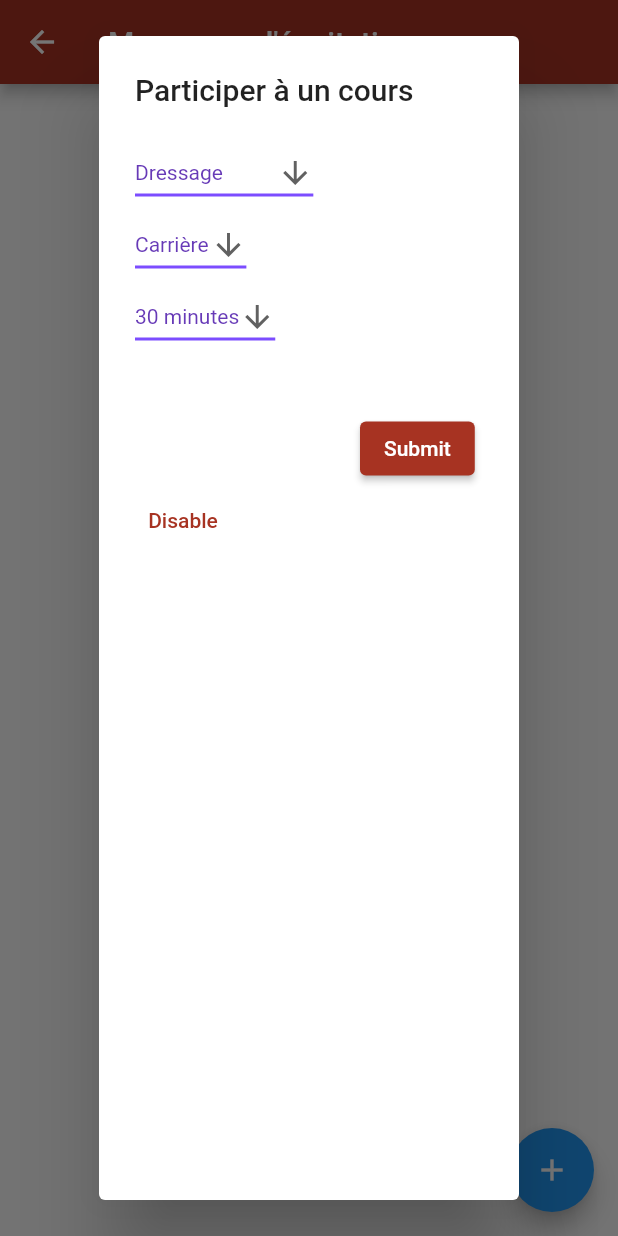
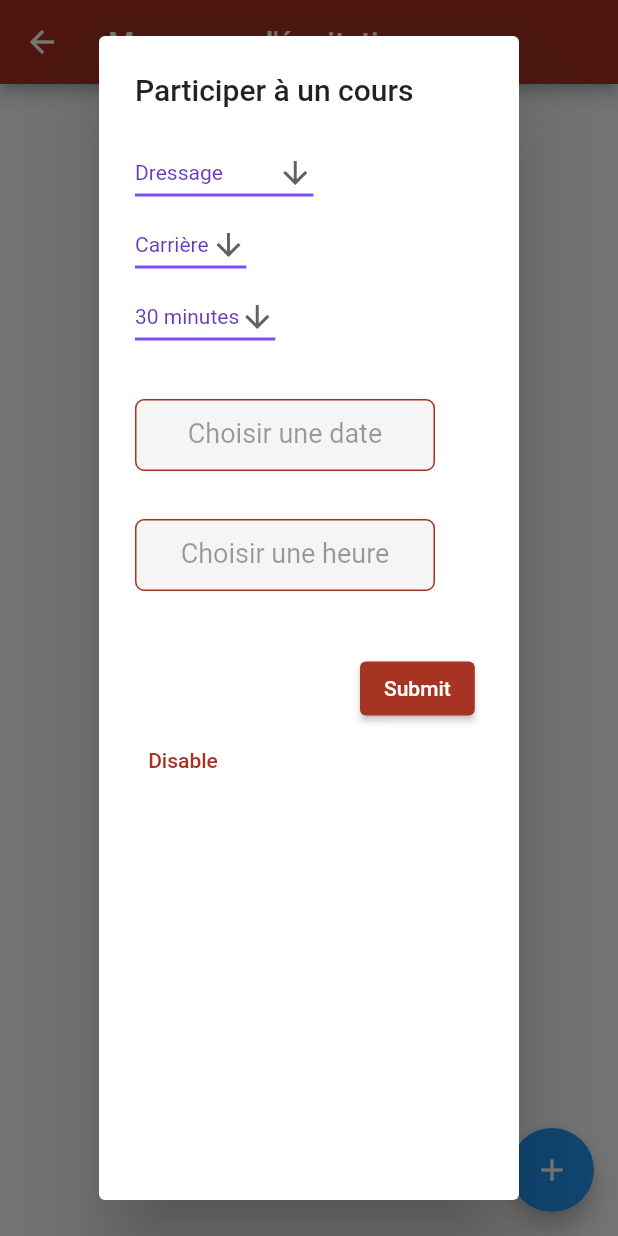
Before and after one commit to LenaPancher/steack_a_cheval, a Flutter app: the CoursEquitation screen opened directly, after a tap on the "add" icon, on a phone screen of 412 x 824 dp. Run offline on Flutter 3.47's test engine with Material 2 defaults, Android fonts, the light colour scheme and no system bars; our stand-ins replace cloud_firestore, datetime_picker_formfield, firebase_auth, firebase_core, firebase_database, flutter_slidable and 1 more; accounts and stored records are empty.

Commit message:
basic date and time support

```diff
--- a/lib/main.dart
+++ b/lib/main.dart
@@ -1,6 +1,7 @@
 import 'package:firebase_core/firebase_core.dart';
 import 'package:flutter/material.dart';
 import 'package:steack_a_cheval/pages/concours.dart';
+import 'package:flutter_localizations/flutter_localizations.dart';
 import 'package:steack_a_cheval/pages/feed.dart';
 import 'package:steack_a_cheval/pages/horse_proprietaire.dart';
 import 'package:steack_a_cheval/pages/login.dart';
@@ -45,6 +46,10 @@ class MyApp extends StatelessWidget {
           color: Color(0xFFA73322)
         )
       ),
+      localizationsDelegates: const [
+        GlobalMaterialLocalizations.delegate,
+        GlobalCupertinoLocalizations.delegate,
+      ],
       home: const LoginPage(),
     );
   }
--- a/lib/pages/cours_screen.dart
+++ b/lib/pages/cours_screen.dart
@@ -2,6 +2,8 @@ import 'package:flutter/material.dart';
 
 import '../api/people_service.dart';
 import '../models/Cours.dart';
+import 'package:intl/intl.dart';
+import 'dart:ui' as ui;
 
 class CoursEquitation extends StatefulWidget {
   const CoursEquitation({super.key});
@@ -50,8 +52,17 @@ class _CoursEquitationState extends State<CoursEquitation> {
 
   final GlobalKey<FormState> _formKey = GlobalKey<FormState>();
 
+  DateTime selectedDate = DateTime.now();
+  TimeOfDay selectedTime = TimeOfDay.now();
+
+  var _setDate;
+  String? _hour, _minute, second;
+  String finalTime = "";
+
   final nameController = TextEditingController();
   final mailController = TextEditingController();
+  final dateController = TextEditingController();
+  final timeController = TextEditingController();
 
   @override
   void dispose() {
@@ -145,6 +156,76 @@ class _CoursEquitationState extends State<CoursEquitation> {
               );
             }).toList(),
           ),
+          InkWell(
+            onTap: () {
+              _selectDate(context);
+            },
+            child: Container(
+              width: 200,
+              height: 50,
+              margin: EdgeInsets.only(top: 30),
+              alignment: Alignment.center,
+              decoration: BoxDecoration(
+                  color: Colors.grey[100],
+                  borderRadius: const BorderRadius.all(Radius.circular(6))),
+              child: TextFormField(
+                style: TextStyle(fontSize: 18),
+                textAlign: TextAlign.center,
+                enabled: false,
+                keyboardType: TextInputType.text,
+                controller: dateController,
+                onSaved: (String? val) {
+                  _setDate = val;
+                },
+                decoration: InputDecoration(
+                  disabledBorder: OutlineInputBorder(
+                      borderSide: BorderSide(
+                          color: Theme.of(context).colorScheme.primary,
+                          width: 1.0),
+                      borderRadius: const BorderRadius.all(Radius.circular(6))),
+                  label: const Center(
+                    child: Text("Choisir une date"),
+                  ),
+                  contentPadding: const EdgeInsets.only(top: 0.0),
+                ),
+              ),
+            ),
+          ),
+          InkWell(
+            onTap: () {
+              _selectTime(context);
+            },
+            child: Container(
+              width: 200,
+              height: 50,
+              margin: EdgeInsets.only(top: 30),
+              alignment: Alignment.center,
+              decoration: BoxDecoration(
+                  color: Colors.grey[100],
+                  borderRadius: const BorderRadius.all(Radius.circular(6))),
+              child: TextFormField(
+                style: TextStyle(fontSize: 18),
+                textAlign: TextAlign.center,
+                enabled: false,
+                keyboardType: TextInputType.text,
+                controller: timeController,
+                onSaved: (String? val) {
+                  _setDate = val;
+                },
+                decoration: InputDecoration(
+                  disabledBorder: OutlineInputBorder(
+                      borderSide: BorderSide(
+                          color: Theme.of(context).colorScheme.primary,
+                          width: 1.0),
+                      borderRadius: const BorderRadius.all(Radius.circular(6))),
+                  label: const Center(
+                    child: Text("Choisir une heure"),
+                  ),
+                  contentPadding: const EdgeInsets.only(top: 0.0),
+                ),
+              ),
+            ),
+          ),
           Container(
               padding: const EdgeInsets.only(left: 150.0, top: 40.0),
               child: ElevatedButton(
@@ -223,7 +304,7 @@ class _CoursEquitationState extends State<CoursEquitation> {
                     ),
                     Icon(
                       Icons.handshake,
-                      textDirection: TextDirection.rtl,
+                      textDirection: ui.TextDirection.rtl,
                       size: 20,
                       color: Colors.grey,
                     )
@@ -248,4 +329,40 @@ class _CoursEquitationState extends State<CoursEquitation> {
       },
     );
   }
+
+  Future<void> _selectDate(BuildContext context) async {
+    final DateTime? picked = await showDatePicker(
+        context: context,
+        locale: const Locale("fr", "FR"),
+        initialDate: selectedDate,
+        initialDatePickerMode: DatePickerMode.day,
+        firstDate: DateTime.now(),
+        lastDate: DateTime(2024));
+    if (picked != null) {
+      setState(() {
+        selectedDate = picked;
+        dateController.text = DateFormat.yMd("fr_FR").format(selectedDate);
+      });
+    }
+  }
+
+  Future<void> _selectTime(BuildContext context) async {
+    final TimeOfDay? picked = await showTimePicker(
+      context: context,
+      initialTime: selectedTime,
+    );
+    if (picked != null) {
+      setState(() {
+        selectedTime = picked;
+        _hour = selectedTime.hour.toString();
+        _minute = selectedTime.minute.toString();
+        finalTime = _hour! + ' : ' + _minute!;
+        timeController.text = finalTime;
+        DateTime chosenDate =
+            DateTime(2023, 01, 01, selectedTime.hour, selectedTime.minute);
+
+        timeController.text = DateFormat.jm("fr_FR").format(chosenDate);
+      });
+    }
+  }
 }
--- a/pubspec.yaml
+++ b/pubspec.yaml
@@ -30,6 +30,8 @@ environment:
 # versions available, run `flutter pub outdated`.
 dependencies:
   flutter:
+    sdk: flutter
+  flutter_localizations:
     sdk: flutter
 
 
```
Also changed, not shown: pubspec.lock, 1 other file.
